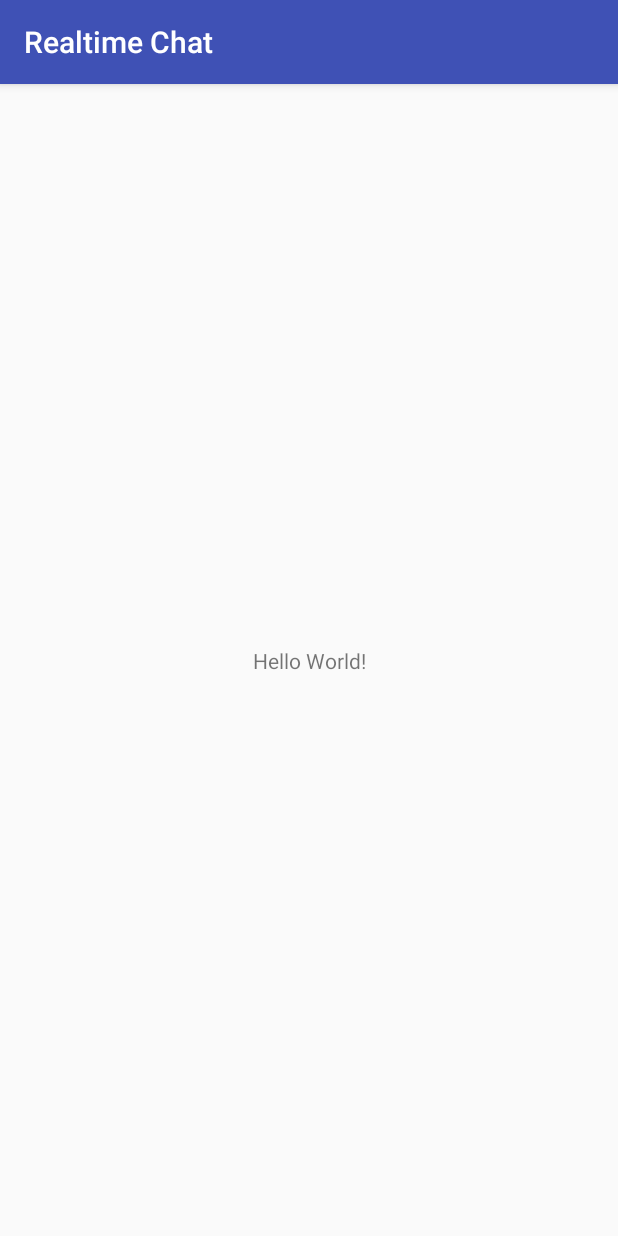
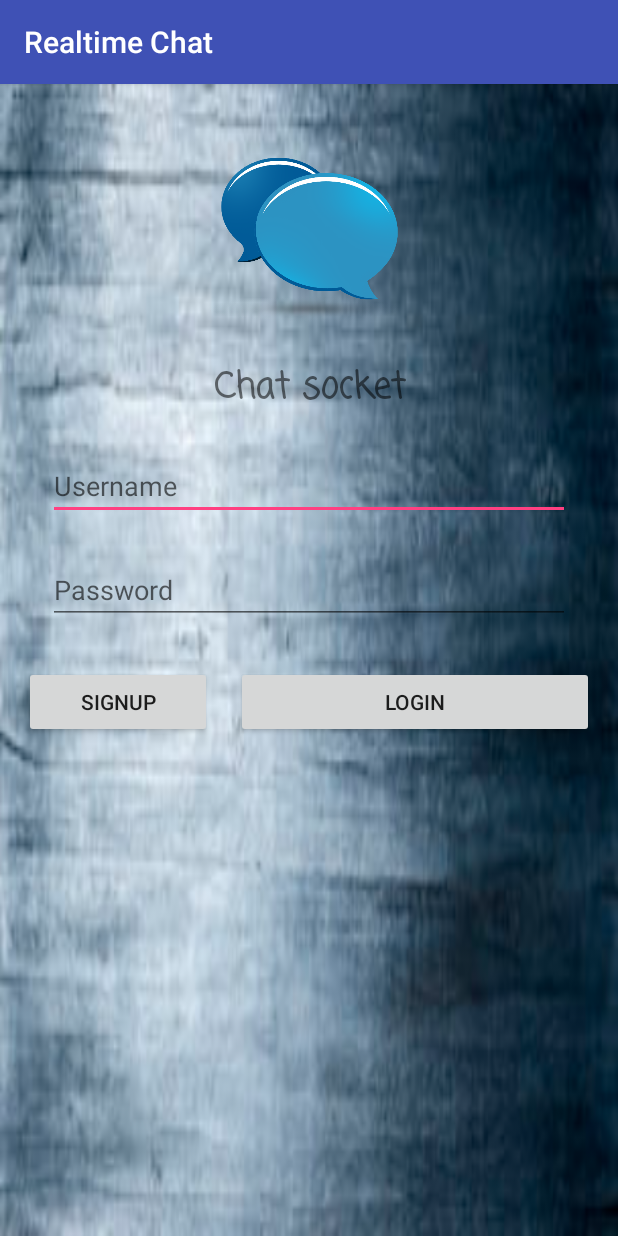
Before and after one commit to thanhgiangleo/androidSocketChat, an Android app: the screen it shows after launch (MainActivity before the commit, LoginActivity after it), on a phone screen of 412 x 824 dp. Run offline under Robolectric (Android 15) with nearby library versions, the phone set to English and light mode, and no system bars; libraries missing offline, so code that uses them is left out: io.socket.client; 1 statement that could not run was skipped.

Commit message:
fix bug emit user

```diff
--- a/app/src/main/AndroidManifest.xml
+++ b/app/src/main/AndroidManifest.xml
@@ -11,13 +11,14 @@
         android:roundIcon="@mipmap/ic_launcher_round"
         android:supportsRtl="true"
         android:theme="@style/AppTheme">
-        <activity android:name=".MainActivity">
+        <activity android:name=".LoginActivity">
             <intent-filter>
                 <action android:name="android.intent.action.MAIN" />
 
                 <category android:name="android.intent.category.LAUNCHER" />
             </intent-filter>
         </activity>
+        <activity android:name=".MainActivity"/>
     </application>
 
 </manifest>
--- /dev/null
+++ b/app/src/main/java/com/tony/thanhgiang/realtimechat/LoginActivity.java
@@ -0,0 +1,78 @@
+package com.tony.thanhgiang.realtimechat;
+
+import android.os.Bundle;
+import android.support.v7.app.AppCompatActivity;
+import android.util.Log;
+import android.view.View;
+import android.widget.Button;
+import android.widget.EditText;
+import android.widget.Toast;
+
+import org.json.JSONArray;
+import org.json.JSONException;
+import org.json.JSONObject;
+import org.json.JSONStringer;
+
+import java.net.URISyntaxException;
+import java.util.Arrays;
+
+import io.socket.client.IO;
+import io.socket.client.Socket;
+
+/**
+ * Created by ASUS on 5/8/2018.
+ */
+
+public class LoginActivity extends AppCompatActivity {
+
+    private Socket mSocket;
+    EditText etUsername, etPassword;
+    Button btnSignup, btnLogin;
+    String username, password;
+    JSONObject user;
+
+    @Override
+    protected void onCreate(Bundle savedInstanceState) {
+        super.onCreate(savedInstanceState);
+        setContentView(R.layout.login);
+
+        mapping();
+
+        try {
+            mSocket = IO.socket("http://192.168.37.1:3000/");
+        } catch (URISyntaxException e) {
+            e.printStackTrace();
+        }
+
+        mSocket.connect();
+        btnSignup.setOnClickListener(new View.OnClickListener() {
+            @Override
+            public void onClick(View view) {
+                username = etUsername.getText().toString();
+                password = etPassword.getText().toString();
+
+                if(username.length() > 0 && password.length() > 0) {
+                    try {
+                        user.put("username", username);
+                        user.put("password", password);
+                    } catch (JSONException e) {
+                        e.printStackTrace();
+                    }
+
+                    mSocket.emit("register", user);
+                }
+                else {
+                    Toast.makeText(LoginActivity.this, "Invalid input. Try again.", Toast.LENGTH_SHORT).show();
+                }
+            }
+        });
+    }
+
+    private void mapping() {
+        etUsername = findViewById(R.id.edUsername);
+        etPassword = findViewById(R.id.edPassword);
+        btnSignup = findViewById(R.id.btnSignup);
+        btnLogin= findViewById(R.id.btnLogin);
+        user = new JSONObject();
+    }
+}
--- a/app/src/main/res/layout/login.xml
+++ b/app/src/main/res/layout/login.xml
@@ -3,6 +3,7 @@
     xmlns:android="http://schemas.android.com/apk/res/android"
     xmlns:app="http://schemas.android.com/apk/res-auto"
     xmlns:tools="http://schemas.android.com/tools"
+    android:background="@drawable/background"
     android:layout_width="match_parent"
     android:layout_height="match_parent">
 
@@ -19,7 +20,7 @@
         app:srcCompat="@mipmap/logo" />
 
     <EditText
-        android:id="@+id/editText"
+        android:id="@+id/edUsername"
         android:layout_width="0dp"
         android:layout_height="wrap_content"
         android:layout_marginEnd="32dp"
@@ -50,7 +51,7 @@
         app:layout_constraintTop_toBottomOf="@+id/imageView" />
 
     <EditText
-        android:id="@+id/editText2"
+        android:id="@+id/edPassword"
         android:layout_width="0dp"
         android:layout_height="wrap_content"
         android:layout_marginEnd="32dp"
@@ -62,5 +63,29 @@
         app:layout_constraintEnd_toEndOf="parent"
         app:layout_constraintHorizontal_bias="0.0"
         app:layout_constraintStart_toStartOf="parent"
-        app:layout_constraintTop_toBottomOf="@+id/editText" />
+        app:layout_constraintTop_toBottomOf="@+id/edUsername" />
+
+    <Button
+        android:id="@+id/btnSignup"
+        android:layout_width="125dp"
+        android:layout_height="wrap_content"
+        android:layout_marginEnd="16dp"
+        android:layout_marginStart="16dp"
+        android:layout_marginTop="28dp"
+        android:text="Signup"
+        app:layout_constraintEnd_toStartOf="@+id/btnLogin"
+        app:layout_constraintHorizontal_bias="0.538"
+        app:layout_constraintStart_toStartOf="parent"
+        app:layout_constraintTop_toBottomOf="@+id/edPassword" />
+
+    <Button
+        android:id="@+id/btnLogin"
+        android:layout_width="0dp"
+        android:layout_height="wrap_content"
+        android:layout_marginEnd="16dp"
+        android:layout_marginTop="28dp"
+        android:text="Login"
+        app:layout_constraintEnd_toEndOf="parent"
+        app:layout_constraintStart_toEndOf="@+id/btnSignup"
+        app:layout_constraintTop_toBottomOf="@+id/edPassword" />
 </android.support.constraint.ConstraintLayout>
```
Also changed, not shown: app/src/main/java/com/tony/thanhgiang/realtimechat/MainActivity.java (+18 -1 lines), app/src/main/res/layout/activity_main.xml (+58 -9 lines), app/src/main/res/drawable-v24/background.jpg (added), app/src/main/res/drawable/background.jpg (added), app/src/main/res/drawable/send_file.png (added), app/src/main/res/drawable/send_text.png (added), 1 other file.
